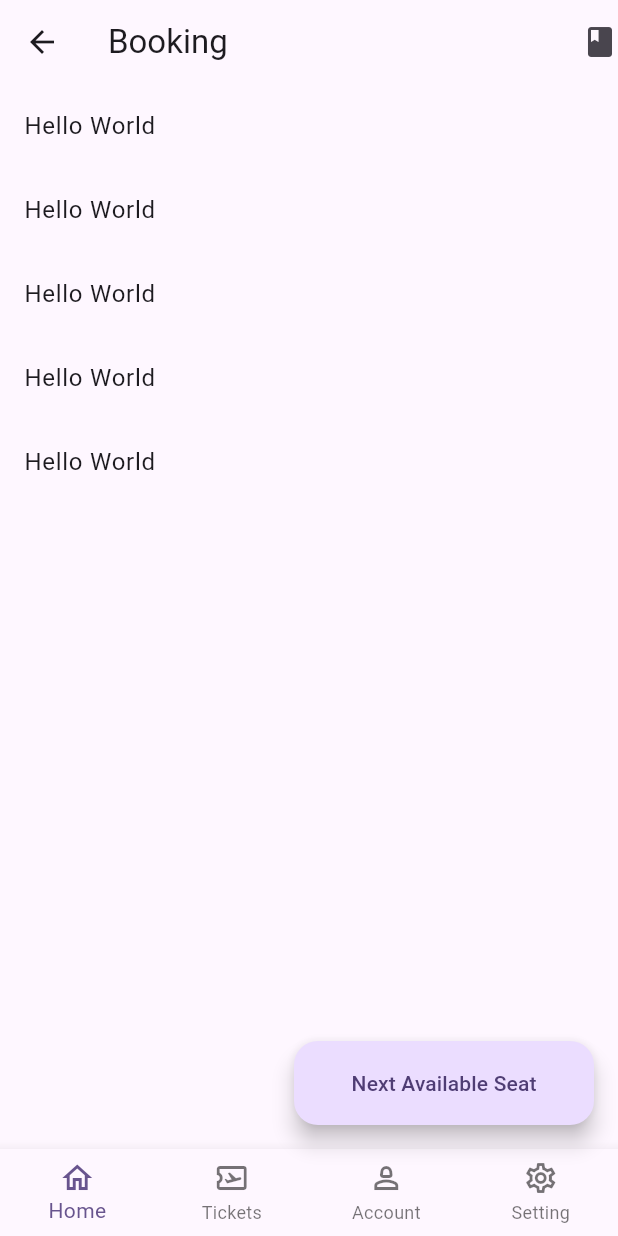
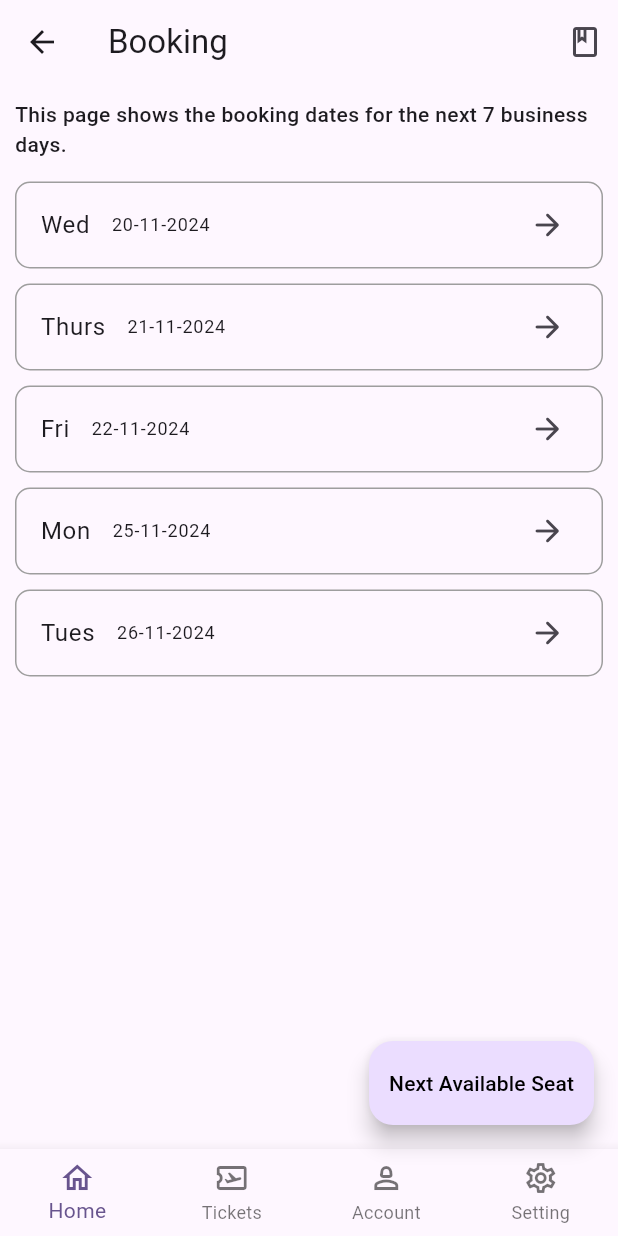
Before and after one commit to rylimitless/alttransport, a Flutter app: the BookingPage screen opened directly, after a tap on "Next Available Seat", on a phone screen of 412 x 824 dp. Run offline on Flutter 3.47's test engine with Material 3 defaults, Android fonts, the phone set to English and light mode, and no system bars; our stand-ins replace get_it, pocketbase, toastification.

Commit message:
added booking days

```diff
--- a/app/alt_transport/lib/booking/booking.dart
+++ b/app/alt_transport/lib/booking/booking.dart
@@ -1,8 +1,9 @@
+import 'package:alt_transport/booking/providers/booking_provider.dart';
 import 'package:flutter/material.dart';
+import 'package:provider/provider.dart';
+import 'package:intl/intl.dart';
 
-
-class BookingPage extends StatefulWidget{
-
+class BookingPage extends StatefulWidget {
   const BookingPage({super.key});
 
   @override
@@ -11,8 +12,7 @@ class BookingPage extends StatefulWidget{
   }
 }
 
-class _BookingPageState extends State<BookingPage>{
-
+class _BookingPageState extends State<BookingPage> {
   @override
   void initState() {
     // TODO: implement initState
@@ -21,53 +21,113 @@ class _BookingPageState extends State<BookingPage>{
 
   @override
   Widget build(BuildContext context) {
-    // TODO: implement build
+    return ChangeNotifierProvider(
+      create: (context) => BookingProvider(),
+      child: Consumer<BookingProvider>(
+        builder: (context, booking, child) {
           return Scaffold(
             appBar: AppBar(
               actions: const [
-          Icon(Icons.book)
+                Padding(
+                  padding: EdgeInsets.only(right: 10),
+                  child: Icon(Icons.book_outlined),
+                )
               ],
               title: const Text("Booking"),
             ),
-
-    body: ListView.builder(
-      itemCount: 5,
-      itemBuilder: (context , index ){
-          return ListTile(
-          title: Text("Hello World"),
+            body: Column(
+              children: [
+                const Padding(
+                  padding: EdgeInsets.all(10.0),
+                  child: Text(
+                    "This page shows the booking dates for the next 7 business days.",
+                    style: TextStyle(fontWeight: FontWeight.w500),
+                  ),
+                ),
+                Expanded(
+                  child: ListView.builder(
+                      itemCount: booking.avaliableDays.length,
+                      itemBuilder: (context, index) {
+                        var date = booking.avaliableDays[index];
+                        String formattedDate =
+                            DateFormat('dd-MM-yyyy').format(date);
+                        String title = DateHandler.getDayFromDate(
+                            booking.avaliableDays[index]);
+                        //TODO show next 5 days (starting with today)
+                        return Container(
+                          margin: const EdgeInsets.symmetric(
+                              vertical: 5, horizontal: 10),
+                          decoration: BoxDecoration(
+                            borderRadius: BorderRadius.circular(10),
+                            border: Border.all(
+                              color: Colors.grey, // Set the border color
+                              width: 1.0, // Set the border width
+                            ),
+                          ),
+                          child: ListTile(
+                            trailing: const Icon(
+                                // color:  Color.fromARGB(
+                                //           255,
+                                //           3,
+                                //           192,
+                                //           60,
+                                //         ),
+                                Icons.arrow_forward_rounded),
+                            title: Row(children: [
+                              Text(title),
+                              const SizedBox(
+                                width: 10,
+                              ),
+                              Text(
+                                formattedDate,
+                                style: const TextStyle(
+                                  fontSize: 12,
+                                  // fontStyle: FontStyle.italic
+                                ),
+                              ),
+                            ]),
+                          ),
                         );
-      }
-
+                      }),
+                ),
+              ],
             ),
             floatingActionButton: Container(
-  width: 200.0, // Set the desired width
+              width: 150.0, // Set the desired width
+
               child: FloatingActionButton.extended(
+                // backgroundColor:  const Color.fromARGB(
+                //                         255,
+                //                         3,
+                //                         192,
+                //                         60,
+                //                       ),
                 onPressed: () {
                   // Your onPressed code here
                 },
-    label: const Text("Next Available Seat"),
+                label: const Text(
+                  "Next Available Seat",
+                  style: TextStyle(color: Colors.black),
+                ),
                 tooltip: "Next Seat",
               ),
             ),
-
             bottomNavigationBar: BottomNavigationBar(
                 type: BottomNavigationBarType.fixed,
-
                 items: const [
-        BottomNavigationBarItem(icon: Icon(Icons.home_outlined),
-        label: "Home"
-        ),
-        BottomNavigationBarItem(icon: Icon(Icons.airplane_ticket_outlined),
-        label: "Tickets"
-        ),
-        BottomNavigationBarItem(icon: Icon(Icons.person_2_outlined),
-        label: "Account"
-        ),
-        BottomNavigationBarItem(icon: Icon(Icons.settings_outlined),
-        label: "Setting"
-        ),
+                  BottomNavigationBarItem(
+                      icon: Icon(Icons.home_outlined), label: "Home"),
+                  BottomNavigationBarItem(
+                      icon: Icon(Icons.airplane_ticket_outlined),
+                      label: "Tickets"),
+                  BottomNavigationBarItem(
+                      icon: Icon(Icons.person_2_outlined), label: "Account"),
+                  BottomNavigationBarItem(
+                      icon: Icon(Icons.settings_outlined), label: "Setting"),
                 ]),
           );
+        },
+      ),
+    );
   }
-
 }
--- /dev/null
+++ b/app/alt_transport/lib/booking/providers/booking_provider.dart
@@ -0,0 +1,65 @@
+import 'package:flutter/material.dart';
+import 'package:intl/intl.dart';
+
+
+enum Days {
+  saturday , sunday
+
+}
+
+
+class DateHandler {
+
+  late DateTime date;
+
+
+  DateHandler({required this.date});
+
+
+  static String getDayFromDate(DateTime date) {
+      Map<int , String>  days  = {
+    1 : 'Mon',
+    2: 'Tues',
+    3 : 'Wed',
+    4 : 'Thurs',
+    5 : 'Fri',
+  };
+
+
+    int day = date.weekday;
+
+
+    return "${days[day]} ";
+
+
+
+  }
+
+}
+
+
+class BookingProvider extends ChangeNotifier{
+
+
+
+
+
+  List<DateTime> avaliableDays = [];
+
+  BookingProvider(){
+    getDate();
+    print(avaliableDays);
+    notifyListeners();
+  }
+
+  void getDate(){
+    DateTime today = DateTime.now();
+    while(avaliableDays.length < 5){
+      if(today.weekday != DateTime.saturday && today.weekday!= DateTime.sunday){
+        avaliableDays.add(today);
+        print(today.weekday);
+      }
+      today = today.add(const Duration(days: 1));
+    }
+  }
+}
--- a/app/alt_transport/lib/widgets/nav_bar.dart
+++ b/app/alt_transport/lib/widgets/nav_bar.dart
@@ -0,0 +1 @@
+import 'package:flutter/material.dart';
--- a/app/alt_transport/pubspec.yaml
+++ b/app/alt_transport/pubspec.yaml
@@ -39,6 +39,7 @@ dependencies:
   get_it: ^8.0.2
   pocketbase: ^0.18.1
   toastification: ^2.3.0
+  intl: ^0.19.0
 
 dev_dependencies:
   flutter_test:
```
Also changed, not shown: app/alt_transport/pubspec.lock, 2 other files. Lines whose indentation alone changed are shown as unchanged.
